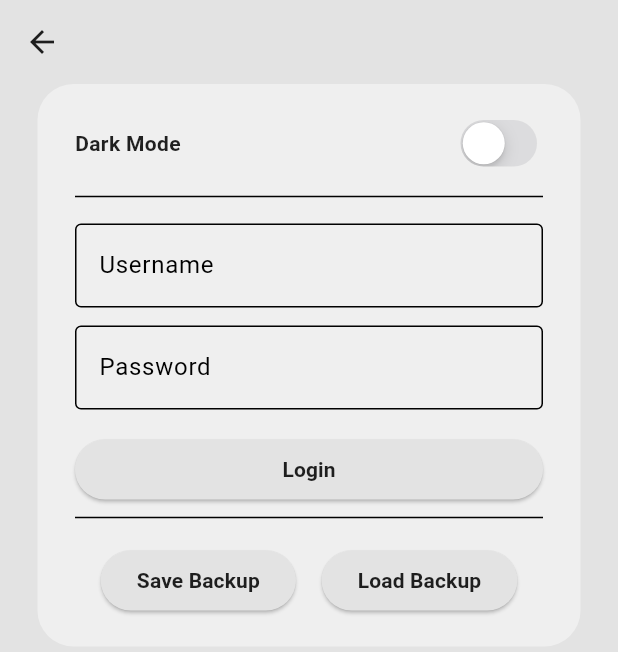
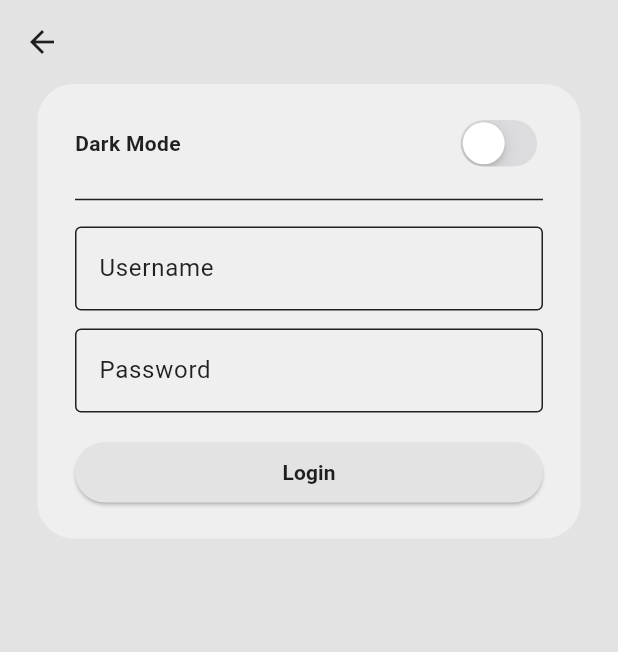
Before and after one commit to Djradek2/flutter_notes, a Flutter app: the screen it shows after launch, in the side drawer, after a tap on "Settings", on a phone screen of 412 x 824 dp. Shown: the top 652 px of the screen. Run offline on Flutter 3.47's test engine with Material 3 defaults, Android fonts, the phone set to English and light mode, and no system bars; our stand-ins replace google_fonts, isar, popover; accounts and stored records are empty; generated files the repository leaves out were written again.

Commit message:
some nice code formatting, documentation, status messages

```diff
--- a/checklistapp/lib/pages/settings.dart
+++ b/checklistapp/lib/pages/settings.dart
@@ -49,8 +49,8 @@ class SettingsPage extends StatelessWidget {
                 ),
               ],
             ),
-            const SizedBox(height: 8),
-            Divider(),
+            const SizedBox(height: 10),
+            Divider(color: Theme.of(context).colorScheme.inversePrimary),
             const SizedBox(height: 10),
             Column(
               mainAxisAlignment: MainAxisAlignment.center,
@@ -58,18 +58,36 @@ class SettingsPage extends StatelessWidget {
               children: [
                 TextField(
                   controller: usernameController,
-                  decoration: const InputDecoration(
+                  decoration: InputDecoration(
                     labelText: "Username",
+                    labelStyle: TextStyle(
+                      color: Theme.of(context).colorScheme.inversePrimary,
+                    ),
                     border: OutlineInputBorder(),
+                    enabledBorder: OutlineInputBorder(
+                      borderSide: BorderSide(color: Theme.of(context).colorScheme.inversePrimary), // not focused
+                    ),
+                    focusedBorder: OutlineInputBorder(
+                      borderSide: BorderSide(color: Theme.of(context).colorScheme.inversePrimary), // same as enabled
+                    ),
                   ),
                 ),
                 const SizedBox(height: 12),
                 TextField(
                   controller: passwordController,
                   obscureText: true,
-                  decoration: const InputDecoration(
+                  decoration: InputDecoration(
                     labelText: "Password",
+                    labelStyle: TextStyle(
+                      color: Theme.of(context).colorScheme.inversePrimary,
+                    ),
                     border: OutlineInputBorder(),
+                    enabledBorder: OutlineInputBorder(
+                      borderSide: BorderSide(color: Theme.of(context).colorScheme.inversePrimary), // not focused
+                    ),
+                    focusedBorder: OutlineInputBorder(
+                      borderSide: BorderSide(color: Theme.of(context).colorScheme.inversePrimary), // same as enabled
+                    ),
                   ),
                 ),
                 const SizedBox(height: 16),
@@ -92,7 +110,14 @@ class SettingsPage extends StatelessWidget {
                 ),
               ],
             ),
-            context.watch<NoteSync>().jwtToken == null ? Container() : SizedBox(height: 12), Divider(), SizedBox(height: 10), Row(
+            Visibility(
+              visible: context.watch<NoteSync>().jwtToken != null,
+              child: Column(
+                children: [
+                  SizedBox(height: 10),
+                  Divider(color: Theme.of(context).colorScheme.inversePrimary),
+                  SizedBox(height: 10),
+                  Row(
                     mainAxisAlignment: MainAxisAlignment.spaceEvenly,
                     mainAxisSize: MainAxisSize.max,
                     children: [
@@ -125,6 +150,9 @@ class SettingsPage extends StatelessWidget {
                 ],
               )
             )
+          ],
+        )
+      )
     );
   }
 }
```
Also changed, not shown: checklistapp/lib/models/database_sync.dart (+24 -12 lines), 3 other files. Lines whose indentation alone changed are shown as unchanged.
